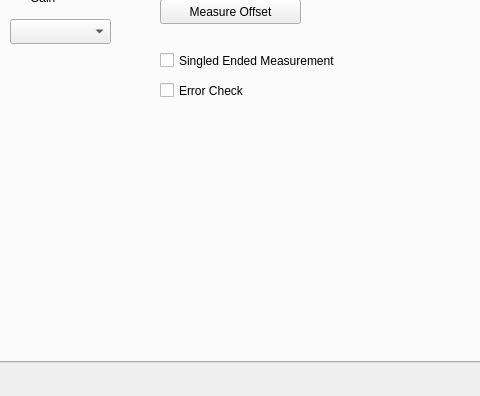
Before: the Qt Designer form BioDriver/bio2016/mainwindow.ui in saul-rodriguez/Qt, drawn with Qt 5; both pictures show x 383 to 863 and y 226 to 622 of the 977 by 622 pixel window.
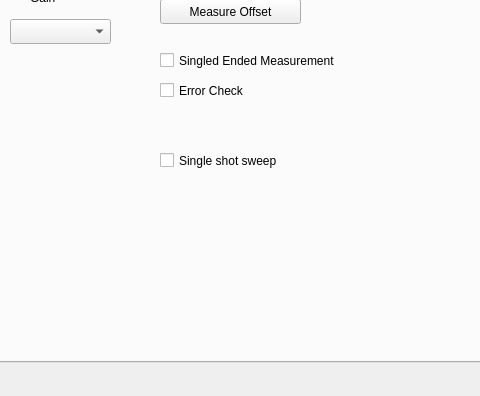
After: the same form once the commit is applied. Icons and pictures are not drawn. Custom widgets are drawn as their Qt base class.

Commit message: added single shot

What changed in the file:
```diff
--- a/BioDriver/bio2016/mainwindow.ui
+++ b/BioDriver/bio2016/mainwindow.ui
@@ -521,6 +521,19 @@
          <string>Error Check</string>
         </property>
        </widget>
+       <widget class="QCheckBox" name="checkBoxSingleShot">
+        <property name="geometry">
+         <rect>
+          <x>530</x>
+          <y>290</y>
+          <width>161</width>
+          <height>23</height>
+         </rect>
+        </property>
+        <property name="text">
+         <string>Single shot sweep</string>
+        </property>
+       </widget>
       </widget>
       <widget class="QWidget" name="tab_4">
        <attribute name="title">
```
The commit also changes 14 other files.
